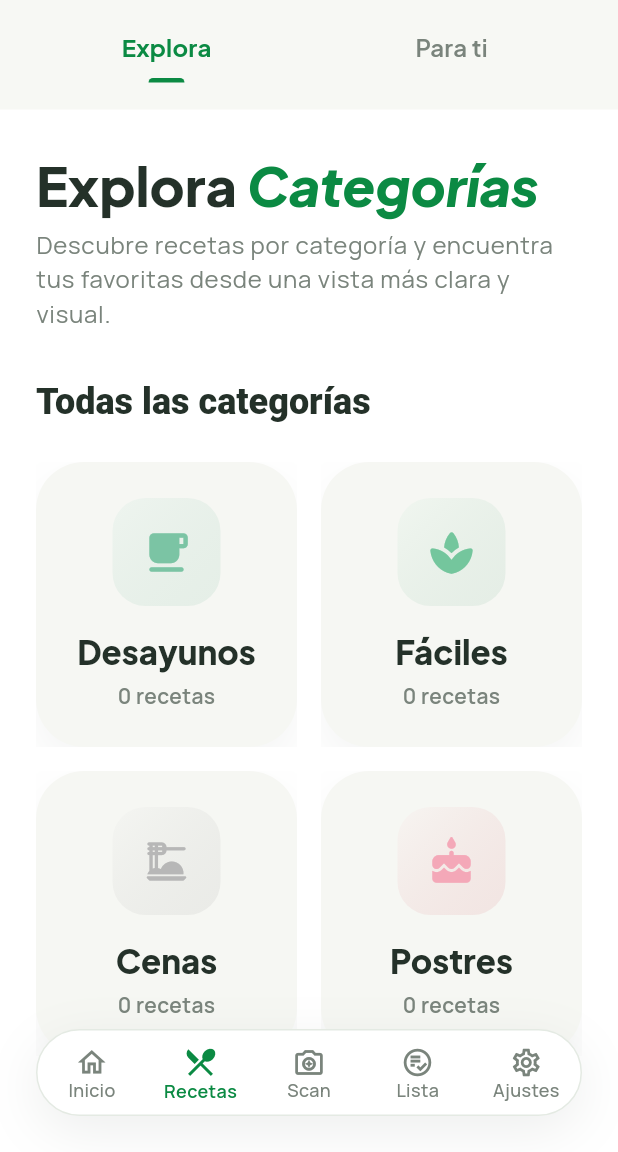
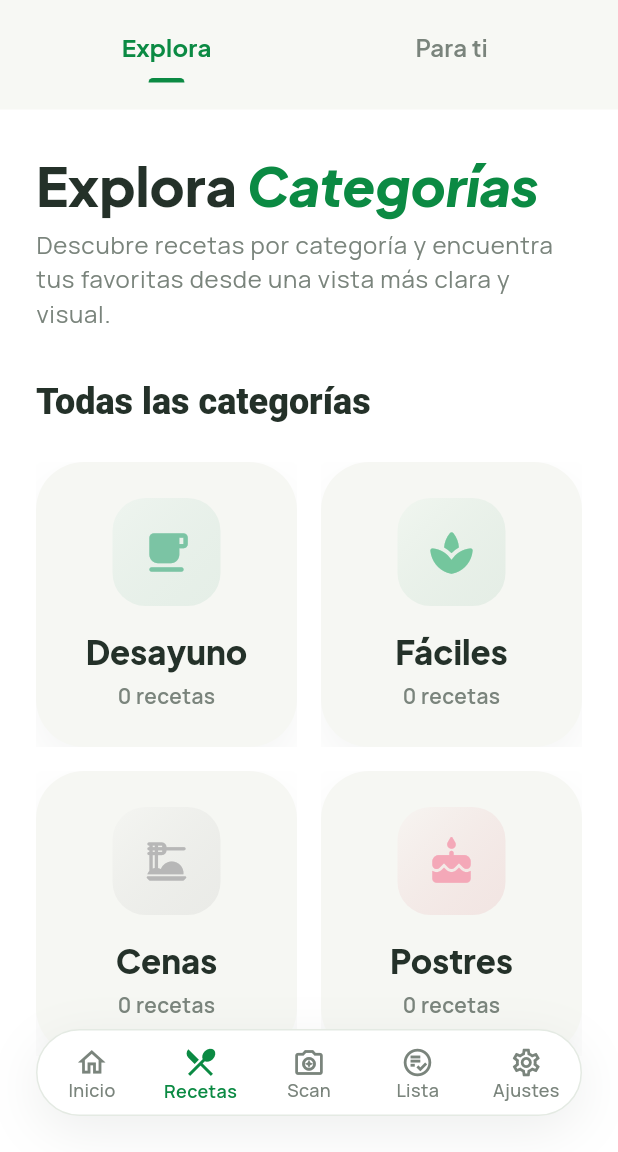
Before and after one commit to benjvm/WTFood, a Flutter app: the screen it shows once a user with an empty profile is signed in, item 2 of the bottom bar chosen, on a phone screen of 412 x 824 dp, the part 84-1236 px from its top. Run offline on Flutter 3.47's test engine with Material 3 defaults, Android fonts, the phone set to English and light mode, and no system bars; our stand-ins replace cached_network_image, cloud_firestore, firebase_auth, firebase_core, flutter_dotenv, google_fonts and 2 more; accounts and stored records are empty.

Commit message:
pequeña modificación de texto

```diff
--- a/wtfood_app/lib/screens/recipes/recipes_screen.dart
+++ b/wtfood_app/lib/screens/recipes/recipes_screen.dart
@@ -941,7 +941,7 @@ List<_ExploreCollection> _buildExploreCollections({
         isFavorites: true,
       ),
     _ExploreCollection(
-      title: 'Desayunos',
+      title: 'Desayuno',
       description: 'Ideas ligeras y rápidas para arrancar el día.',
       filterKey: 'desayuno',
       icon: Icons.free_breakfast_rounded,
```
